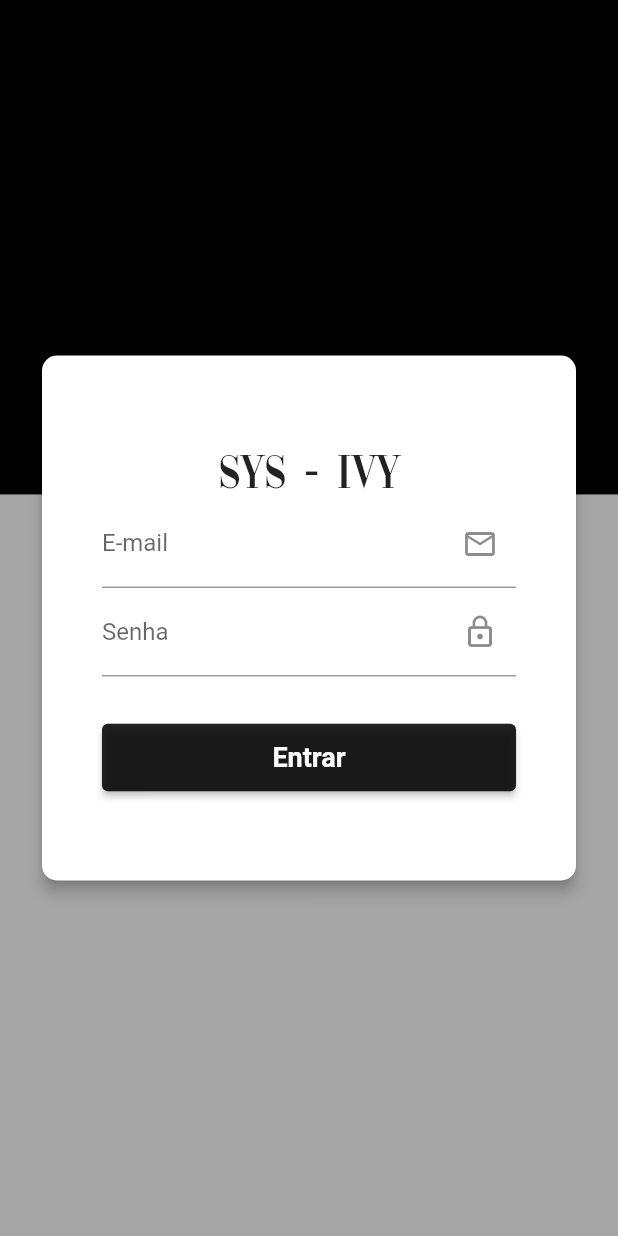
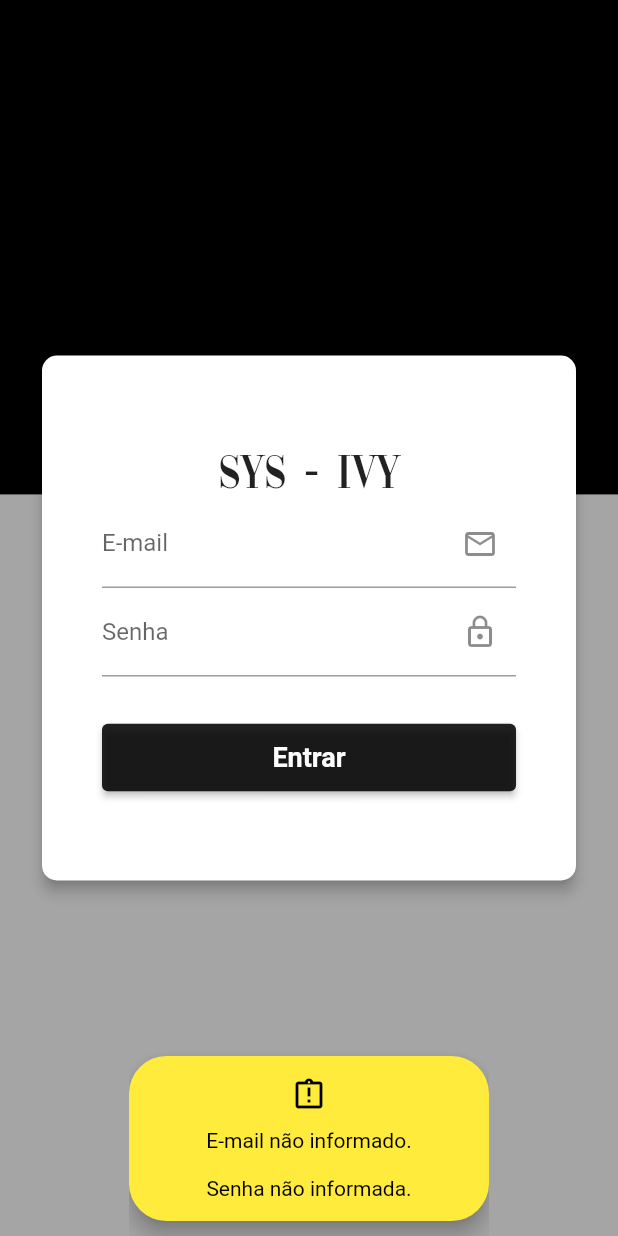
Before and after one commit to marcellinho47/PERSONAL-ivy-frontend, a Flutter app: the screen it shows after launch, after a tap on "Entrar", on a phone screen of 412 x 824 dp. Run offline on Flutter 3.47's test engine with Material 2 defaults, Android fonts, the phone set to English and light mode, and no system bars; our stand-ins replace firebase_auth, firebase_core; accounts and stored records are empty; statements that could not run were skipped.

Commit message:
configurando fireflutter e adicionando validacoes ao login

```diff
--- a/lib/main.dart
+++ b/lib/main.dart
@@ -1,8 +1,13 @@
+import 'package:firebase_core/firebase_core.dart';
 import 'package:flutter/material.dart';
 import 'package:sys_ivy_frontend/screens/login.dart';
+import 'firebase_options.dart';
 
-
-void main() {
+void main() async {
+  WidgetsFlutterBinding.ensureInitialized();
+  await Firebase.initializeApp(
+    options: DefaultFirebaseOptions.currentPlatform,
+  );
 
   runApp(const MyApp());
 }
--- a/lib/screens/login.dart
+++ b/lib/screens/login.dart
@@ -1,5 +1,8 @@
+import 'package:firebase_auth/firebase_auth.dart';
 import 'package:flutter/material.dart';
 import 'package:sys_ivy_frontend/utils/color_pallete.dart';
+import 'package:sys_ivy_frontend/utils/functions.dart';
+import 'package:sys_ivy_frontend/utils/toasts.dart';
 
 class Login extends StatefulWidget {
   const Login({Key? key}) : super(key: key);
@@ -9,6 +12,74 @@ class Login extends StatefulWidget {
 }
 
 class _LoginState extends State<Login> {
+  TextEditingController _emailController = TextEditingController();
+  TextEditingController _passwordController = TextEditingController();
+  StringBuffer _toastMsg = StringBuffer("");
+  FirebaseAuth _auth = FirebaseAuth.instance;
+
+  @override
+  void initState() {
+    super.initState();
+    resetFields();
+  }
+
+  void resetFields() {
+    _toastMsg = StringBuffer("");
+    _emailController.text = "";
+    _passwordController.text = "";
+  }
+
+  Future<void> login(BuildContext context) async {
+    String email = _emailController.text;
+    String password = _passwordController.text;
+
+    if (isValidForm(email, password)) {
+      await _auth
+          .signInWithEmailAndPassword(email: email, password: password)
+          .then((auth) => {
+                // TODO
+                print(auth.user?.uid),
+              })
+          .onError((error, stackTrace) => {
+                // TODO REVISAR
+                setState(() {
+                  showErrorToast(context, "Usuário ou Senha inválidos.");
+                  resetFields();
+                })
+              });
+    } else {
+      setState(() {
+        showWarningToast(context, _toastMsg.toString());
+        resetFields();
+      });
+    }
+  }
+
+  bool isValidForm(String? email, String? password) {
+    bool isValidForm = true;
+    _toastMsg = StringBuffer("");
+
+    // EMAIL
+    if (email != null && email.isEmpty) {
+      _toastMsg.write("E-mail não informado.\n");
+      isValidForm = false;
+    } else if (!UtilFunctions.isValidEmail(email!)) {
+      _toastMsg.write("E-mail inválido.\n");
+      isValidForm = false;
+    }
+
+    // PASSWORD
+    if (password == null || password.isEmpty) {
+      _toastMsg.write("\nSenha não informada.");
+      isValidForm = false;
+    } else if (password.length < 8) {
+      _toastMsg.write("\nSenha inválida.");
+      isValidForm = false;
+    }
+
+    return isValidForm;
+  }
+
   double loginBoxWidth(double screenWitdth) {
     double loginBoxWidth = double.infinity;
 
@@ -18,9 +89,6 @@ class _LoginState extends State<Login> {
 
     return loginBoxWidth;
   }
-
-  TextEditingController _emailController = TextEditingController();
-  TextEditingController _passwordController = TextEditingController();
 
   @override
   Widget build(BuildContext context) {
@@ -92,7 +160,9 @@ class _LoginState extends State<Login> {
                           Container(
                             width: double.infinity,
                             child: ElevatedButton(
-                              onPressed: () {},
+                              onPressed: () {
+                                login(context);
+                              },
                               child: const Padding(
                                 padding: EdgeInsets.all(12),
                                 child: Text(
--- a/lib/utils/color_pallete.dart
+++ b/lib/utils/color_pallete.dart
@@ -1,7 +1,7 @@
 import 'package:flutter/material.dart';
 
 class ColorPallete {
-
   static const Color backgroudSystem = Color.fromRGBO(165, 165, 165, 1);
-
+  static const Color primaryColor = Colors.black;
+  static const Color onPrimaryColor = Colors.white12;
 }
--- /dev/null
+++ b/lib/utils/toasts.dart
@@ -0,0 +1,106 @@
+import 'package:flutter/material.dart';
+
+/* ---------------------------------------------------------------------------------------------------------------------------------------------------------------- */
+/* TOAST */
+/* ---------------------------------------------------------------------------------------------------------------------------------------------------------------- */
+
+// TODO REFATORAR CODIGOS
+
+void showWarningToast(BuildContext context, String warningMsg) {
+  dynamic scaffold = ScaffoldMessenger.of(context);
+  scaffold.showSnackBar(
+    SnackBar(
+      content: Column(
+        mainAxisAlignment: MainAxisAlignment.center,
+        mainAxisSize: MainAxisSize.min,
+        children: [
+          const Icon(
+            Icons.assignment_late_outlined,
+            color: Colors.black,
+          ),
+          const Padding(
+            padding: EdgeInsets.all(5),
+          ),
+          Text(
+            warningMsg,
+            textAlign: TextAlign.center,
+            style: const TextStyle(
+                color: Color.fromRGBO(0, 0, 0, 1), fontSize: 14.0),
+          )
+        ],
+      ),
+      duration: const Duration(seconds: 5),
+      backgroundColor: Colors.yellow,
+      behavior: SnackBarBehavior.floating,
+      width: 240.0,
+      shape: const RoundedRectangleBorder(
+          borderRadius: BorderRadius.all(Radius.circular(25))),
+    ),
+  );
+}
+
+void showSuccessToast(BuildContext context, String successMsg) {
+  dynamic scaffold = ScaffoldMessenger.of(context);
+  scaffold.showSnackBar(
+    SnackBar(
+      content: Column(
+        mainAxisAlignment: MainAxisAlignment.center,
+        mainAxisSize: MainAxisSize.min,
+        children: [
+          const Icon(
+            Icons.check_circle_outline_outlined,
+            color: Colors.black,
+          ),
+          const Padding(
+            padding: EdgeInsets.all(5),
+          ),
+          Text(
+            successMsg,
+            textAlign: TextAlign.center,
+            style: const TextStyle(
+                color: Color.fromRGBO(0, 0, 0, 1), fontSize: 14.0),
+          ),
+        ],
+      ),
+      duration: const Duration(seconds: 3),
+      backgroundColor: Colors.green,
+      behavior: SnackBarBehavior.floating,
+      width: 120.0,
+      shape: const RoundedRectangleBorder(
+          borderRadius: BorderRadius.all(Radius.circular(25))),
+    ),
+  );
+}
+
+void showErrorToast(BuildContext context, String errorMsg) {
+  dynamic scaffold = ScaffoldMessenger.of(context);
+  scaffold.showSnackBar(
+    SnackBar(
+      content: Column(
+        mainAxisAlignment: MainAxisAlignment.center,
+        mainAxisSize: MainAxisSize.min,
+        children: [
+          const Icon(
+            Icons.error_outline_rounded,
+            color: Colors.black,
+          ),
+          const Padding(
+            padding: EdgeInsets.all(5),
+          ),
+          Text(
+            errorMsg,
+            textAlign: TextAlign.center,
+            style: const TextStyle(
+                color: Color.fromRGBO(0, 0, 0, 1), fontSize: 14.0),
+          ),
+        ],
+      ),
+      duration: const Duration(seconds: 3),
+      backgroundColor: Colors.red,
+      behavior: SnackBarBehavior.floating,
+      width: 120.0,
+      shape: const RoundedRectangleBorder(
+          borderRadius: BorderRadius.all(Radius.circular(25))),
+    ),
+  );
+}
```
Also changed, not shown: lib/utils/functions.dart (added, +9 -0 lines), lib/firebase_options.dart (added).
